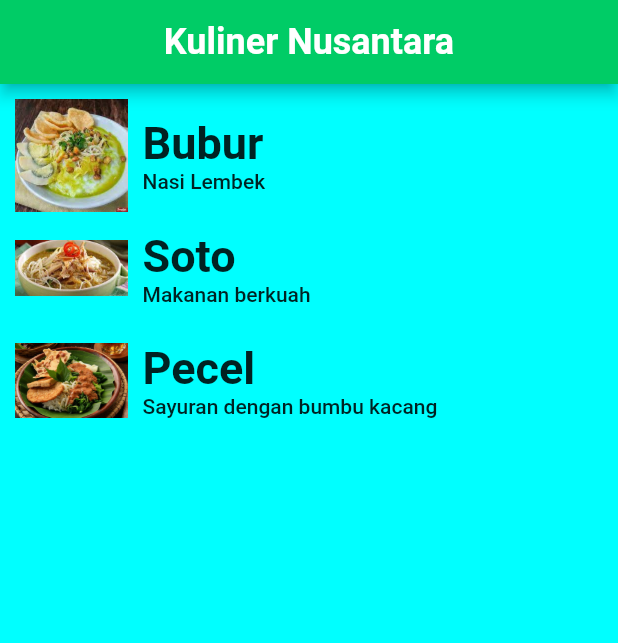
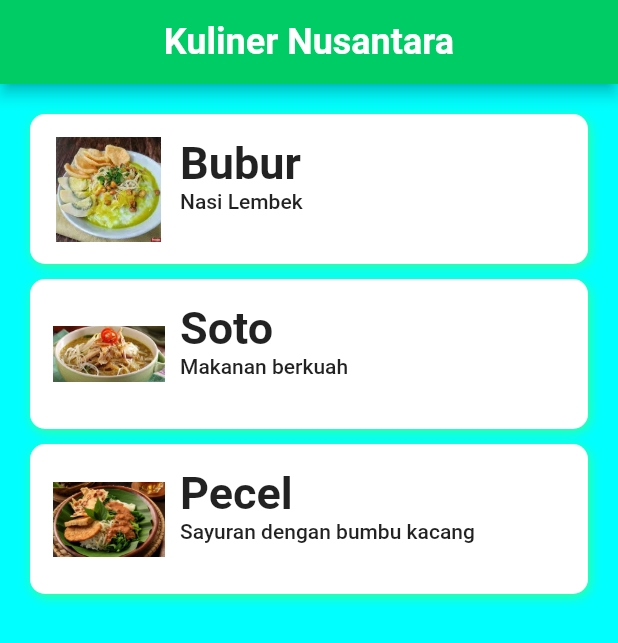
Before and after one commit to dedefaizzz/List-Kuliner, a Flutter app: the screen it shows after launch, on a phone screen of 412 x 824 dp. Shown: the top 643 px of the screen. Run offline on Flutter 3.47's test engine with Material 2 defaults, Android fonts, the phone set to English and light mode, and no system bars.

Commit message:
edit tampilan

```diff
--- a/lib/home_page.dart
+++ b/lib/home_page.dart
@@ -12,7 +12,7 @@ class HomePage extends StatelessWidget {
   Widget build(BuildContext context) {
     return ListView.builder(
       itemCount: listMakanan.length,
-      padding: EdgeInsets.all(10),
+      padding: EdgeInsets.all(15),
       itemBuilder: (context, index) {
         return ListItem(
           makanan: listMakanan[index],
--- a/lib/list_item.dart
+++ b/lib/list_item.dart
@@ -12,6 +12,13 @@ class ListItem extends StatelessWidget {
   @override
   Widget build(BuildContext context) {
     return Container(
+      decoration: decoration(),
+      height: 100,
+      margin: EdgeInsets.all(5),
+      padding: EdgeInsets.symmetric(
+        horizontal: 15,
+        vertical: 15,
+      ),
       child: Row(
         crossAxisAlignment: CrossAxisAlignment.center,
         children: [
@@ -46,4 +53,18 @@ class ListItem extends StatelessWidget {
       ),
     );
   }
+
+  BoxDecoration decoration() {
+    return BoxDecoration(
+      color: Colors.white,
+      borderRadius: BorderRadius.all(Radius.circular(10)),
+      boxShadow: [
+        BoxShadow(
+          color: Color.fromRGBO(51, 255, 153, 1),
+          offset: Offset(1.0, 2.0),
+          blurRadius: 6.0,
+        ),
+      ],
+    );
+  }
 }
```
